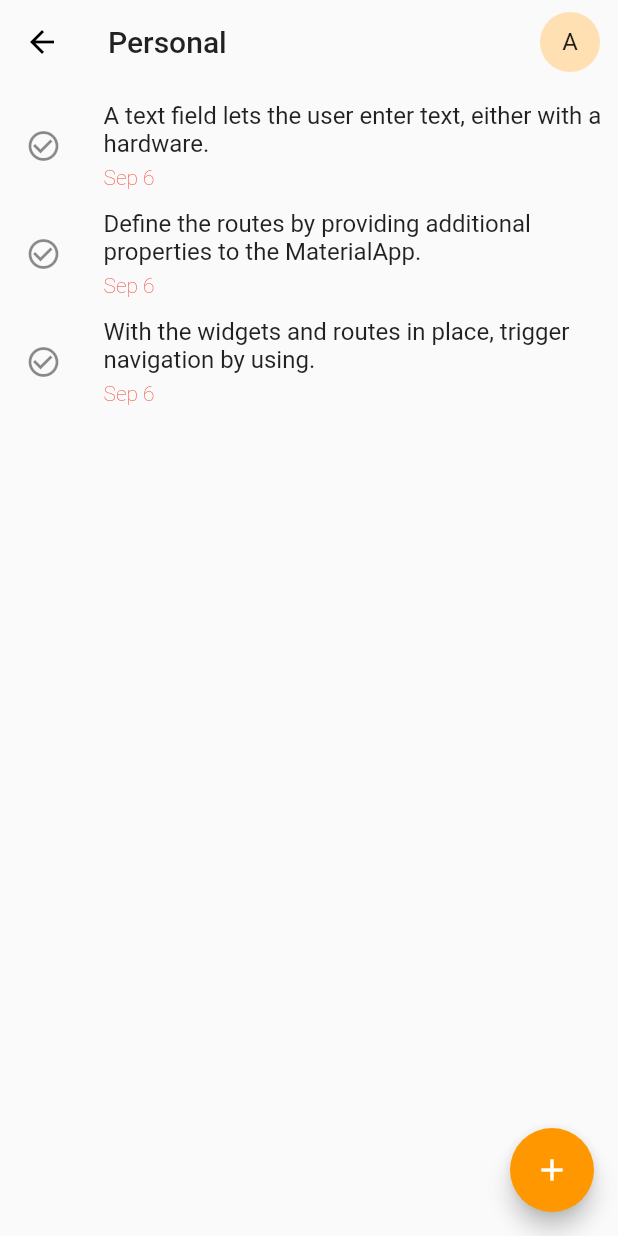
After one commit to amirhesham65/Panther-App, a Flutter app: the PersonalView screen opened by its route, on a phone screen of 412 x 824 dp. The commit adds this screen. Run offline on Flutter 3.47's test engine with Material 2 defaults, Android fonts, the phone set to English and light mode, and no system bars.

Commit message:
Added the PersonalView to show perosnal tasks

```diff
--- /dev/null
+++ b/lib/components/drawer.dart
@@ -0,0 +1,55 @@
+import 'package:flutter/cupertino.dart';
+import 'package:flutter/material.dart';
+
+// The app side drawer
+class AppDrawer extends StatelessWidget {
+  @override
+  Widget build(BuildContext context) {
+    return Drawer(
+      child: Container(
+        child: ListView(
+          children: <Widget>[
+            UserAccountsDrawerHeader(
+              accountName: Text('Amir Hesham'),
+              accountEmail: Text('amirhesham65@gmail.com'),
+              currentAccountPicture: CircleAvatar(
+                child: Text('A'),
+              ),
+            ),
+            ListTile(
+              title: Text('Today'),
+              trailing: Icon(Icons.today),
+            ),
+            ListTile(
+              title: Text('Projects'),
+              trailing: Icon(Icons.view_carousel),
+            ),
+            ListTile(
+              title: Text('Personal'),
+              trailing: Icon(Icons.person),
+              onTap: () {
+                Navigator.pushNamed(context, '/personal');
+                print('sasa');
+              },
+            ),
+            Divider(),
+            ListTile(
+              title: Text('Settings'),
+              trailing: Icon(Icons.settings),
+            ),
+            ListTile(
+              title: Text('Dark Mode'),
+              trailing: Transform.scale(
+                scale: 0.9,
+                child: CupertinoSwitch(
+                  value: true,
+                  onChanged: (bool isEnabled) {},
+                ),
+              ),
+            ),
+          ],
+        ),
+      ),
+    );
+  }
+}
--- a/lib/components/task_card.dart
+++ b/lib/components/task_card.dart
@@ -91,6 +91,7 @@ class _TaskCardState extends State<TaskCard> {
                         Positioned(
                           left: 200.0,
                           child: IconButton(
+                            onPressed: () {},
                             icon: Icon(Icons.check_circle_outline),
                           ),
                         ),
--- a/lib/main.dart
+++ b/lib/main.dart
@@ -1,6 +1,7 @@
 import 'package:flutter/material.dart';
 import 'package:panther_app/app_state.dart';
 import 'package:panther_app/views/HomeView.dart';
+import 'package:panther_app/views/PersonalView.dart';
 
 void main() => runApp(AppState(child: MyApp(),));
 
@@ -11,9 +12,14 @@ class MyApp extends StatelessWidget {
       debugShowCheckedModeBanner: false,
       theme: ThemeData(
         brightness: Brightness.light,
-        primarySwatch: Colors.amber,
+        primarySwatch: Colors.orange,
+        accentColor: Colors.orange
       ),
       home: HomeView(),
+      routes: {
+        '/today': (context) => HomeView(),
+        '/personal': (context) => PersonalView()
+      },
     );
   }
 }
--- /dev/null
+++ b/lib/views/PersonalView.dart
@@ -0,0 +1,68 @@
+import 'package:flutter/material.dart';
+
+class PersonalView extends StatelessWidget {
+  @override
+  Widget build(BuildContext context) {
+    return Scaffold(
+      floatingActionButton: FloatingActionButton(
+        onPressed: () {},
+        child: Icon(
+          Icons.add,
+          color: Colors.white,
+        ),
+      ),
+      appBar: AppBar(
+        title: Text('Personal'),
+        backgroundColor: Theme.of(context).canvasColor,
+        elevation: 0.0,
+        actions: <Widget>[
+          Padding(
+            padding: const EdgeInsets.fromLTRB(0.0, 0.0, 12.0, 0.0),
+            child: CircleAvatar(
+              child: Text('A'),
+            ),
+          )
+        ],
+      ),
+      body: Padding(
+        padding: const EdgeInsets.all(5.0),
+        child: Column(
+          children: <Widget>[
+            Expanded(
+              child: ListView(
+                children: <Widget>[Task(title: 'A text field lets the user enter text, either with a hardware.',), Task(title: 'Define the routes by providing additional properties to the MaterialApp.'), Task(title: 'With the widgets and routes in place, trigger navigation by using.',)],
+              ),
+            )
+          ],
+        ),
+      ),
+    );
+  }
+}
+
+class Task extends StatelessWidget {
+  Task({this.title});
+  final String title;
+
+  @override
+  Widget build(BuildContext context) {
+    return ListTile(
+      leading: IconButton(
+        onPressed: () {},
+        icon: Icon(Icons.check_circle_outline),
+      ),
+      contentPadding: const EdgeInsets.all(0.0),
+      title: Text(title),
+      subtitle: Padding(
+        padding: const EdgeInsets.fromLTRB(0.0, 5.0, 0.0, 0.0),
+        child: Text(
+          'Sep 6',
+          style: TextStyle(
+            color: Colors.red,
+            fontWeight: FontWeight.w100,
+          ),
+        ),
+      ),
+    );
+  }
+}
```
Also changed, not shown: lib/views/HomeView.dart (+17 -58 lines).
